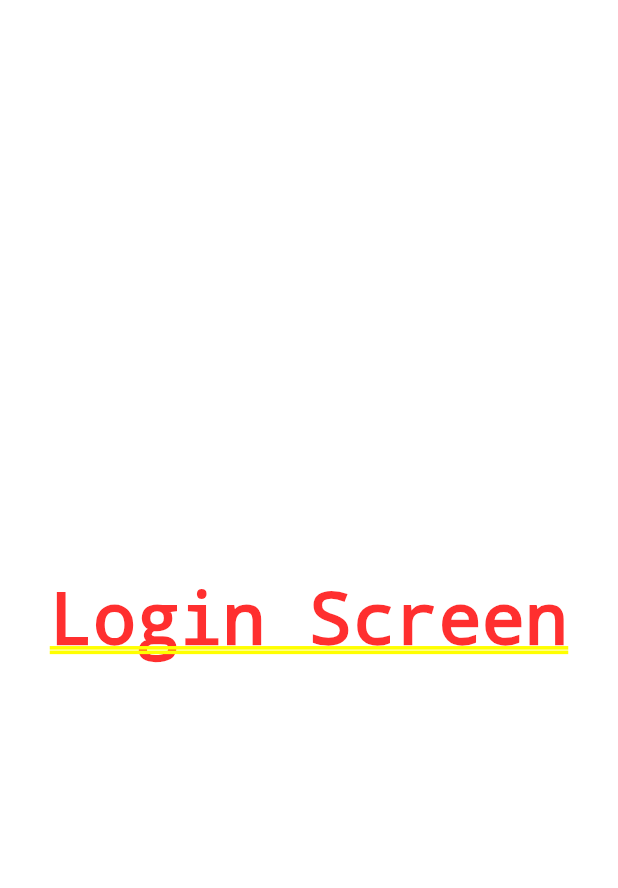
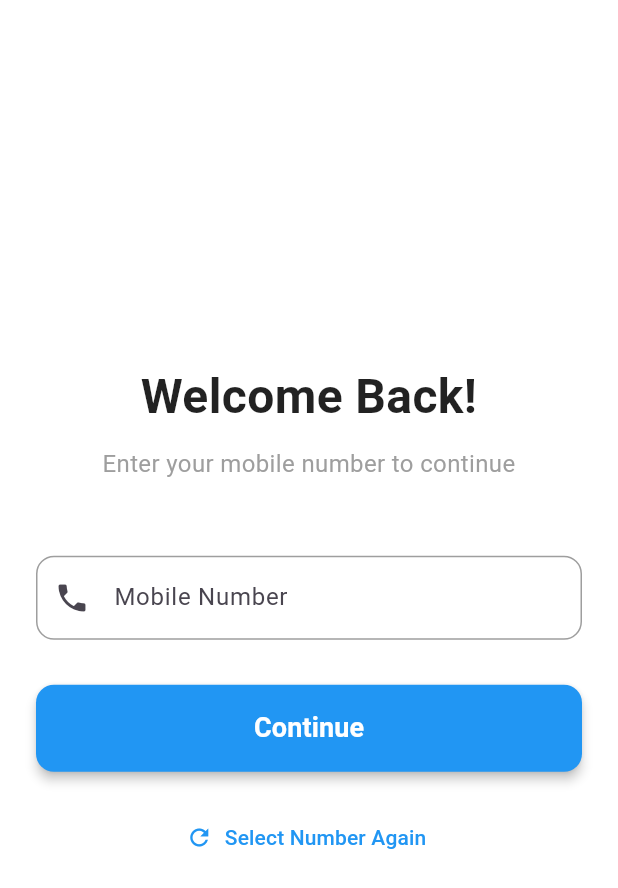
Before and after one commit to kumodd/splash_login, a Flutter app: the screen it shows after launch, on a phone screen of 412 x 824 dp. Shown: the top 888 px of the screen. Run offline on Flutter 3.47's test engine with Material 3 defaults, Android fonts, the phone set to English and light mode, and no system bars; our stand-ins replace permission_handler; missing offline and left inert: google_phone_number_hint, sim_card_info.

Commit message:
final commit

```diff
--- a/lib/login.dart
+++ b/lib/login.dart
@@ -1,10 +1,172 @@
+// Login Page with SIM Selection
 import 'package:flutter/material.dart';
+import 'package:splash_login/home_page.dart';
+import 'package:splash_login/sim_dialog.dart';
+import 'package:google_phone_number_hint/google_phone_number_hint.dart';
 
-class LoginScreen extends StatelessWidget {
-  const LoginScreen({super.key});
+class LoginPage extends StatefulWidget {
+  const LoginPage({Key? key}) : super(key: key);
+
+  @override
+  State<LoginPage> createState() => _LoginPageState();
+}
+
+class _LoginPageState extends State<LoginPage> {
+  String? _mobileNumber;
+
+  final TextEditingController _phoneController = TextEditingController();
+
+
+  @override
+  void initState() {
+    super.initState();
+    //_fetchSimCards();
+
+    // Show popup immediately after the page loads
+    WidgetsBinding.instance.addPostFrameCallback((_) {
+      //_showSimSelectionPopup();//
+      _getGoogleMobileNumber();
+    });
+  }
+    void _getGoogleMobileNumber() {
+    GooglePhoneNumberHint().getMobileNumber().then((number) {
+      setState(() {
+        _mobileNumber = number;
+        _phoneController.text = number ?? '';
+      });
+    });
+  }
+
+
+  void _showSimSelectionPopup() {
+    // Get all SIM information
+
+    showDialog(
+      context: context,
+      barrierDismissible: true,
+      builder: (BuildContext context) {
+        return SimSelectionDialog(
+          onNumberSelected: (number) {
+            setState(() {
+              _phoneController.text = number;
+            });
+          },
+        );
+      },
+    );
+  }
+
+  @override
+  void dispose() {
+    _phoneController.dispose();
+    super.dispose();
+  }
 
   @override
   Widget build(BuildContext context) {
-    return const Center(child: Text("Login Screen"),);
+    return Scaffold(
+      backgroundColor: Colors.white,
+      body: SafeArea(
+        child: Padding(
+          padding: const EdgeInsets.all(24.0),
+          child: Column(
+            mainAxisAlignment: MainAxisAlignment.center,
+            crossAxisAlignment: CrossAxisAlignment.stretch,
+            children: [
+              // Header
+              const Text(
+                'Welcome Back!',
+                style: TextStyle(
+                  fontSize: 32,
+                  fontWeight: FontWeight.bold,
+                  color: Colors.black87,
+                ),
+                textAlign: TextAlign.center,
+              ),
+              const SizedBox(height: 10),
+              const Text(
+                'Enter your mobile number to continue',
+                style: TextStyle(fontSize: 16, color: Colors.grey),
+                textAlign: TextAlign.center,
+              ),
+              const SizedBox(height: 50),
+
+              // Phone Number TextField
+              TextField(
+                controller: _phoneController,
+                keyboardType: TextInputType.phone,
+                decoration: InputDecoration(
+                  labelText: 'Mobile Number',
+                  hintText: 'Enter your mobile number',
+                  prefixIcon: const Icon(Icons.phone),
+                  border: OutlineInputBorder(
+                    borderRadius: BorderRadius.circular(12),
+                  ),
+                  enabledBorder: OutlineInputBorder(
+                    borderRadius: BorderRadius.circular(12),
+                    borderSide: const BorderSide(color: Colors.grey),
+                  ),
+                  focusedBorder: OutlineInputBorder(
+                    borderRadius: BorderRadius.circular(12),
+                    borderSide: const BorderSide(color: Colors.blue, width: 2),
+                  ),
+                ),
+              ),
+              const SizedBox(height: 30),
+
+              // Continue Button
+              ElevatedButton(
+                onPressed: () {
+                  if (_phoneController.text.isNotEmpty) {
+                    ScaffoldMessenger.of(context).showSnackBar(
+                      SnackBar(
+                        content: Text(
+                          'Logging in with ${_phoneController.text}',
+                        ),
+                        backgroundColor: Colors.green,
+                      ),
+                    );
+                    Navigator.of(context).pushReplacement(
+                      MaterialPageRoute(
+                        builder: (context) => const HomePage(),
+                      ),
+                    );
+                  } else {
+                    ScaffoldMessenger.of(context).showSnackBar(
+                      const SnackBar(
+                        content: Text('Please enter a mobile number'),
+                        backgroundColor: Colors.red,
+                      ),
+                    );
+                  }
+                },
+                style: ElevatedButton.styleFrom(
+                  backgroundColor: Colors.blue,
+                  foregroundColor: Colors.white,
+                  padding: const EdgeInsets.symmetric(vertical: 16),
+                  shape: RoundedRectangleBorder(
+                    borderRadius: BorderRadius.circular(12),
+                  ),
+                  elevation: 3,
+                ),
+                child: const Text(
+                  'Continue',
+                  style: TextStyle(fontSize: 18, fontWeight: FontWeight.bold),
+                ),
+              ),
+              const SizedBox(height: 20),
+
+              // Select Number Again Button
+              TextButton.icon(
+                onPressed: _showSimSelectionPopup,
+                icon: const Icon(Icons.refresh),
+                label: const Text('Select Number Again'),
+                style: TextButton.styleFrom(foregroundColor: Colors.blue),
+              ),
+            ],
+          ),
+        ),
+      ),
+    );
   }
 }
--- a/lib/main.dart
+++ b/lib/main.dart
@@ -1,5 +1,4 @@
 import 'package:flutter/material.dart';
-import 'dart:async';
 
 import 'splash_screen.dart';
 
@@ -8,7 +7,7 @@ void main() {
 }
 
 class MyApp extends StatelessWidget {
-  const MyApp({Key? key}) : super(key: key);
+  const MyApp({super.key});
 
   @override
   Widget build(BuildContext context) {
--- /dev/null
+++ b/lib/main3.dart
@@ -0,0 +1,49 @@
+import 'package:flutter/material.dart';
+import 'package:google_phone_number_hint/google_phone_number_hint.dart';
+
+void main() {
+  runApp(const MyApp());
+}
+
+class MyApp extends StatefulWidget {
+  const MyApp({super.key});
+
+  @override
+  State<MyApp> createState() => _MyAppState();
+}
+
+class _MyAppState extends State<MyApp> {
+  String? _mobileNumber;
+
+  @override
+  void initState() {
+    super.initState();
+    WidgetsBinding.instance.addPostFrameCallback((timeStamp) {
+      _getGoogleMobileNumber();
+    });
+  }
+
+  @override
+  Widget build(BuildContext context) {
+    return MaterialApp(
+      debugShowCheckedModeBanner: false,
+      theme: ThemeData(useMaterial3: false),
+      home: Scaffold(
+        appBar: AppBar(
+          title: const Text('Google Phone Number Hint Example'),
+        ),
+        body: Center(
+          child: Text(_mobileNumber ?? 'Loading...'),
+        ),
+      ),
+    );
+  }
+
+  void _getGoogleMobileNumber() {
+    GooglePhoneNumberHint().getMobileNumber().then((number) {
+      setState(() {
+        _mobileNumber = number;
+      });
+    });
+  }
+}
--- a/lib/splash_screen.dart
+++ b/lib/splash_screen.dart
@@ -40,7 +40,7 @@ class _SplashScreenState extends State<SplashScreen>
       if (status == AnimationStatus.completed) {
         Timer(const Duration(milliseconds: 500), () {
           Navigator.of(context).pushReplacement(
-            MaterialPageRoute(builder: (context) => const LoginScreen()),
+            MaterialPageRoute(builder: (context) => const LoginPage()),
           );
         });
       }
--- a/pubspec.yaml
+++ b/pubspec.yaml
@@ -34,6 +34,10 @@ dependencies:
   # The following adds the Cupertino Icons font to your application.
   # Use with the CupertinoIcons class for iOS style icons.
   cupertino_icons: ^1.0.8
+  permission_handler: ^12.0.1
+  sim_card_info: ^1.0.2
+  google_phone_number_hint: ^0.0.3
+
 
 dev_dependencies:
   flutter_test:
```
Also changed, not shown: lib/home_page.dart (added, +12 -0 lines), lib/main2.dart (added, +131 -0 lines), lib/sim_dialog.dart (added, +338 -0 lines), pubspec.lock, 21 other files.
